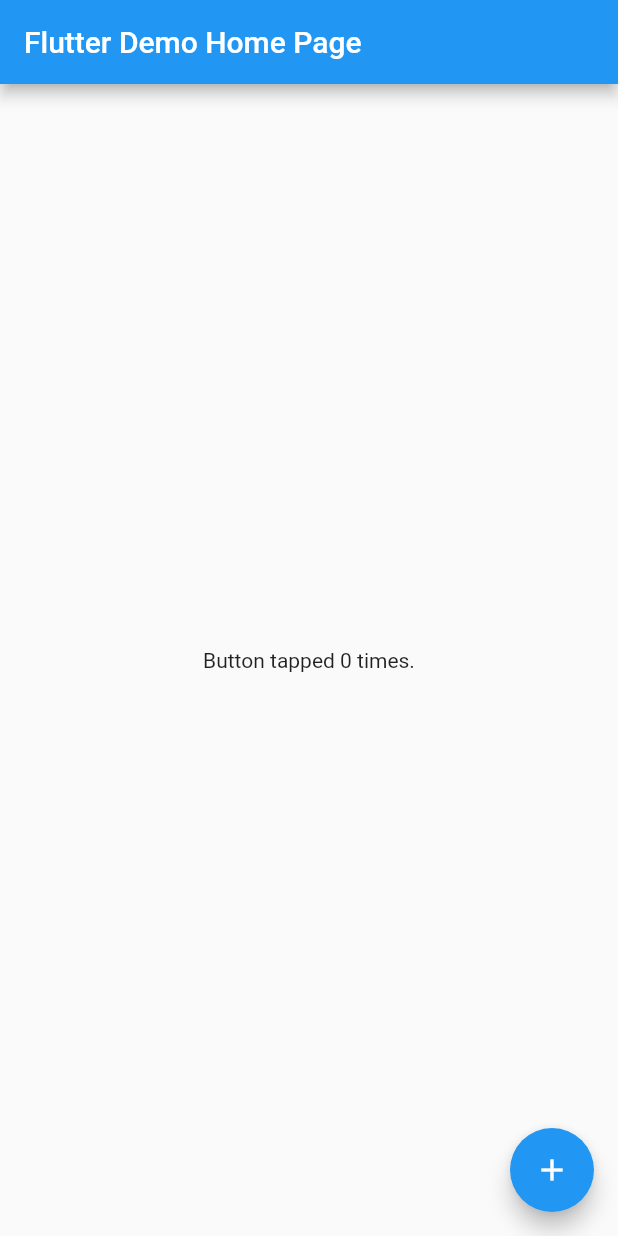
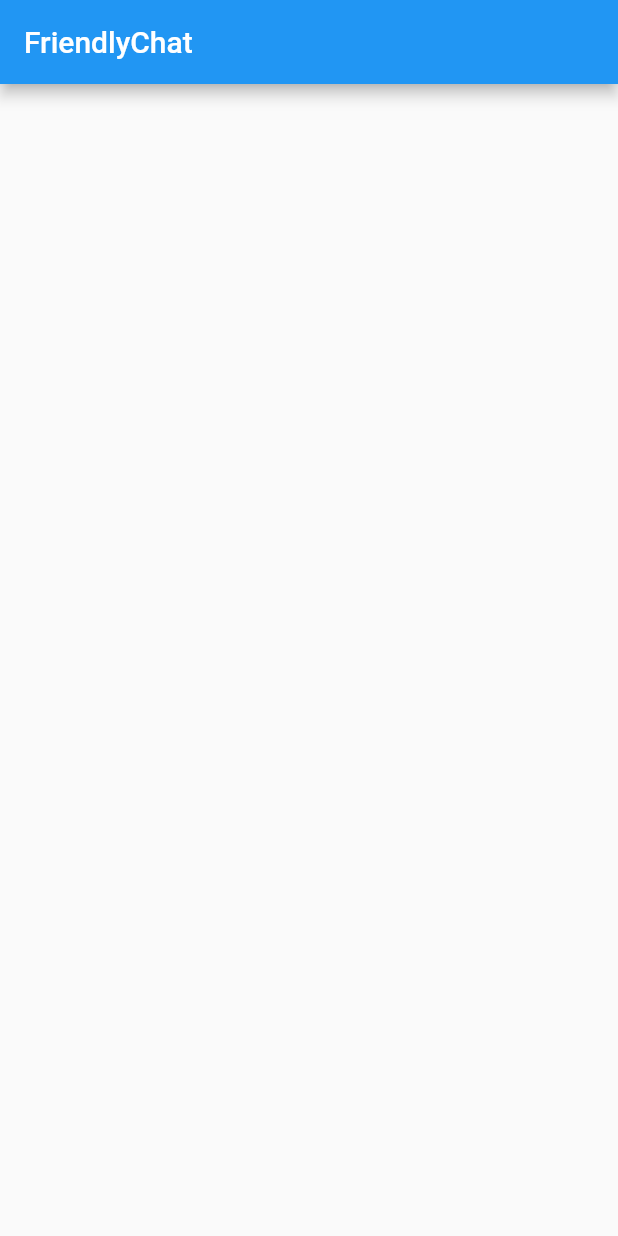
Before and after one commit to JRichter4/flutter-chat, a Flutter app: the screen it shows after launch, on a phone screen of 412 x 824 dp. Run offline on Flutter 3.47's test engine with Material 2 defaults, Android fonts, the phone set to English and light mode, and no system bars.

Commit message:
Configure Application Home
Update README and configure the home page for the chat application

```diff
--- /dev/null
+++ b/lib/chat/app.dart
@@ -0,0 +1,12 @@
+import 'package:flutter/material.dart';
+import 'home.dart';
+
+class FriendlyChat extends StatelessWidget {
+  @override
+  Widget build(BuildContext context) {
+    return new MaterialApp(
+      title: "Friendly Chat",
+      home: new ChatScreen(),
+    );
+  }
+}
--- /dev/null
+++ b/lib/chat/home.dart
@@ -0,0 +1,12 @@
+import 'package:flutter/material.dart';
+
+class ChatScreen extends StatelessWidget {
+  @override
+  Widget build(BuildContext context) {
+    return new Scaffold(
+      appBar: new AppBar(
+        title: new Text("FriendlyChat"),
+      ),
+    );
+  }
+}
--- a/lib/main.dart
+++ b/lib/main.dart
@@ -1,90 +1,6 @@
 import 'package:flutter/material.dart';
+import 'chat/app.dart';
 
 void main() {
-  runApp(new MyApp());
+  runApp(new FriendlyChat());
 }
-
-class MyApp extends StatelessWidget {
-  // This widget is the root of your application.
-  @override
-  Widget build(BuildContext context) {
-    return new MaterialApp(
-      title: 'Flutter Demo',
-      theme: new ThemeData(
-        // This is the theme of your application.
-        //
-        // Try running your application with "flutter run". You'll see
-        // the application has a blue toolbar. Then, without quitting
-        // the app, try changing the primarySwatch below to Colors.green
-        // and then invoke "hot reload" (press "r" in the console where
-        // you ran "flutter run", or press Run > Hot Reload App in IntelliJ).
-        // Notice that the counter didn't reset back to zero -- the application
-        // is not restarted.
-        primarySwatch: Colors.blue,
-      ),
-      home: new MyHomePage(title: 'Flutter Demo Home Page'),
-    );
-  }
-}
-
-class MyHomePage extends StatefulWidget {
-  MyHomePage({Key key, this.title}) : super(key: key);
-
-  // This widget is the home page of your application. It is stateful,
-  // meaning that it has a State object (defined below) that contains
-  // fields that affect how it looks.
-
-  // This class is the configuration for the state. It holds the
-  // values (in this case the title) provided by the parent (in this
-  // case the App widget) and used by the build method of the State.
-  // Fields in a Widget subclass are always marked "final".
-
-  final String title;
-
-  @override
-  _MyHomePageState createState() => new _MyHomePageState();
-}
-
-class _MyHomePageState extends State<MyHomePage> {
-  int _counter = 0;
-
-  void _incrementCounter() {
-    setState(() {
-      // This call to setState tells the Flutter framework that
-      // something has changed in this State, which causes it to rerun
-      // the build method below so that the display can reflect the
-      // updated values. If we changed _counter without calling
-      // setState(), then the build method would not be called again,
-      // and so nothing would appear to happen.
-      _counter++;
-    });
-  }
-
-  @override
-  Widget build(BuildContext context) {
-    // This method is rerun every time setState is called, for instance
-    // as done by the _incrementCounter method above.
-    // The Flutter framework has been optimized to make rerunning
-    // build methods fast, so that you can just rebuild anything that
-    // needs updating rather than having to individually change
-    // instances of widgets.
-    return new Scaffold(
-      appBar: new AppBar(
-        // Here we take the value from the MyHomePage object that
-        // was created by the App.build method, and use it to set
-        // our appbar title.
-        title: new Text(widget.title),
-      ),
-      body: new Center(
-        child: new Text(
-          'Button tapped $_counter time${ _counter == 1 ? '' : 's' }.',
-        ),
-      ),
-      floatingActionButton: new FloatingActionButton(
-        onPressed: _incrementCounter,
-        tooltip: 'Increment',
-        child: new Icon(Icons.add),
-      ), // This trailing comma makes auto-formatting nicer for build methods.
-    );
-  }
-}
--- a/pubspec.yaml
+++ b/pubspec.yaml
@@ -1,5 +1,5 @@
 name: flutter_chat
-description: A new flutter project.
+description: Example Chat Application using the Flutter Framework
 
 dependencies:
   flutter:
```
Also changed, not shown: 1 other file.
